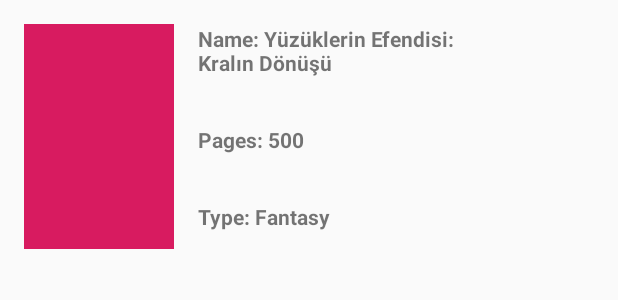
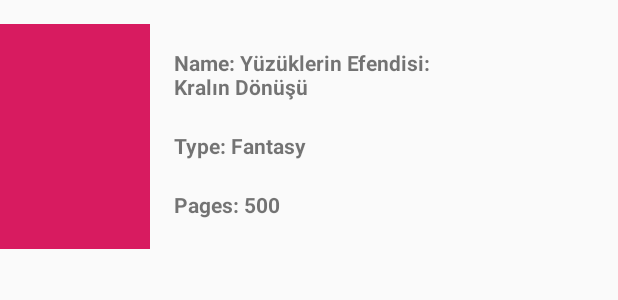
Before and after one commit to onurtemiz/BookLister, an Android app: the layout book.xml on its own in the app's theme, with its tools: preview values and no code run, on a phone screen of 412 x 824 dp. Shown: the top 300 px of the screen. Run offline under Robolectric (Android 15) with nearby library versions, the phone set to English and light mode, and no system bars.

Commit message:
Improved Page Look

```diff
--- a/app/src/main/res/layout/book.xml
+++ b/app/src/main/res/layout/book.xml
@@ -1,55 +1,47 @@
 <?xml version="1.0" encoding="utf-8"?>
-<androidx.constraintlayout.widget.ConstraintLayout xmlns:android="http://schemas.android.com/apk/res/android"
+<LinearLayout xmlns:android="http://schemas.android.com/apk/res/android"
     xmlns:app="http://schemas.android.com/apk/res-auto"
     xmlns:tools="http://schemas.android.com/tools"
     android:layout_width="match_parent"
     android:layout_height="wrap_content"
+    android:layout_marginTop="16dp"
+    android:orientation="horizontal">
+
+    <ImageView
+        android:id="@+id/bookCover"
+        android:layout_width="100dp"
+        android:layout_height="150dp"
+        app:srcCompat="@color/colorAccent" />
+
+    <LinearLayout
+        android:layout_width="match_parent"
+        android:layout_height="match_parent"
+        android:layout_marginLeft="16dp"
+        android:layout_marginTop="16dp"
         android:orientation="vertical">
 
         <TextView
             android:id="@+id/bookName"
             android:layout_width="200dp"
             android:layout_height="wrap_content"
-        android:layout_marginStart="16dp"
-        android:layout_marginLeft="16dp"
-        android:layout_marginTop="16dp"
+            android:layout_weight="1"
             android:text="@string/bookName"
-        android:textStyle="bold"
-        app:layout_constraintStart_toEndOf="@+id/bookCover"
-        app:layout_constraintTop_toTopOf="parent" />
+            android:textStyle="bold" />
 
         <TextView
             android:id="@+id/bookType"
-        android:layout_width="0dp"
+            android:layout_width="wrap_content"
             android:layout_height="wrap_content"
-        android:layout_marginStart="16dp"
-        android:layout_marginLeft="16dp"
-        android:layout_marginTop="32dp"
+            android:layout_weight="1"
             android:text="@string/bookType"
-        android:textStyle="bold"
-        app:layout_constraintStart_toEndOf="@+id/bookCover"
-        app:layout_constraintTop_toBottomOf="@+id/bookPage" />
+            android:textStyle="bold" />
 
         <TextView
             android:id="@+id/bookPage"
-        android:layout_width="0dp"
+            android:layout_width="wrap_content"
             android:layout_height="wrap_content"
-        android:layout_marginStart="16dp"
-        android:layout_marginLeft="16dp"
-        android:layout_marginTop="32dp"
+            android:layout_weight="1"
             android:text="@string/bookPages"
-        android:textStyle="bold"
-        app:layout_constraintStart_toEndOf="@+id/bookCover"
-        app:layout_constraintTop_toBottomOf="@+id/bookName" />
-
-    <ImageView
-        android:id="@+id/bookCover"
-        android:layout_width="100dp"
-        android:layout_height="150dp"
-        android:layout_marginStart="16dp"
-        android:layout_marginLeft="16dp"
-        android:layout_marginTop="16dp"
-        app:layout_constraintStart_toStartOf="parent"
-        app:layout_constraintTop_toTopOf="parent"
-        app:srcCompat="@color/colorAccent" />
-</androidx.constraintlayout.widget.ConstraintLayout>
+            android:textStyle="bold" />
+    </LinearLayout>
+</LinearLayout>
```
Lines whose indentation alone changed are shown as unchanged.
